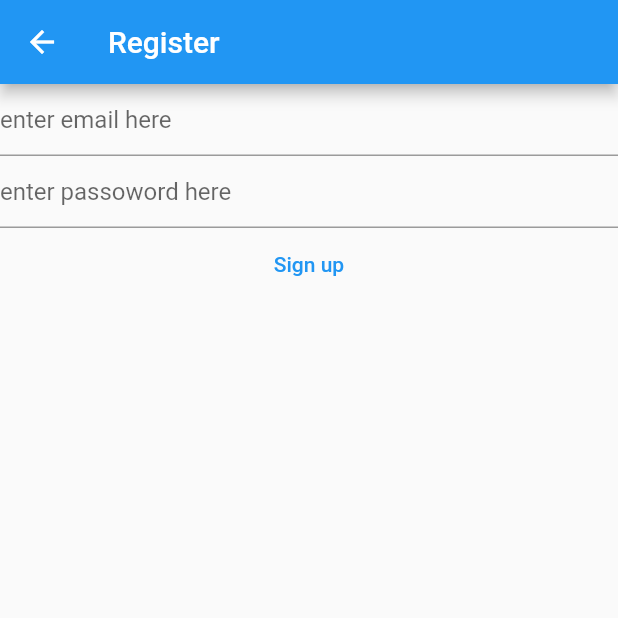
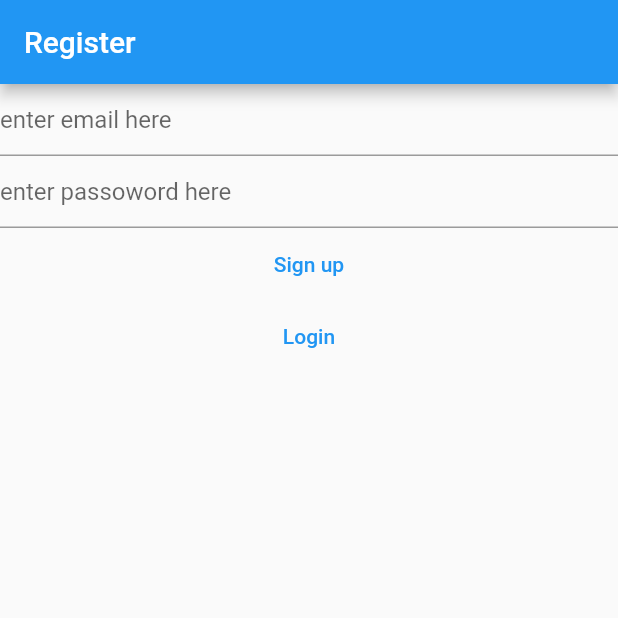
Before and after one commit to Sandi2156/Flutter-Notes, a Flutter app: the RegisterView screen opened directly, on a phone screen of 412 x 824 dp, the top half of it. Run offline on Flutter 3.47's test engine with Material 2 defaults, Android fonts, the phone set to English and light mode, and no system bars; our stand-ins replace firebase_auth, firebase_core; accounts and stored records are empty.

Commit message:
added link between login and register view

```diff
--- a/lib/views/RegisterView.dart
+++ b/lib/views/RegisterView.dart
@@ -31,25 +31,14 @@ class _RegisterViewState extends State<RegisterView> {
   @override
   Widget build(BuildContext context) {
     return Scaffold(
-        appBar: AppBar(
-          title: const Text("Register"),
-        ),
-        body: FutureBuilder(
-          future: Firebase.initializeApp(
-            options: DefaultFirebaseOptions.currentPlatform,
-          ),
-          builder: (context, snapshot) {
-            switch (snapshot.connectionState) {
-              case ConnectionState.done:
-                return Center(
-                  child: Column(
+      appBar: AppBar(title: const Text("Register")),
+      body: Column(
         children: [
           TextField(
             controller: _email,
             enableSuggestions: false,
             autocorrect: false,
-                        decoration:
-                            const InputDecoration(hintText: "enter email here"),
+            decoration: const InputDecoration(hintText: "enter email here"),
           ),
           TextField(
             controller: _password,
@@ -57,8 +46,7 @@ class _RegisterViewState extends State<RegisterView> {
             enableSuggestions: false,
             autocorrect: false,
             keyboardType: TextInputType.emailAddress,
-                        decoration: const InputDecoration(
-                            hintText: "enter passoword here"),
+            decoration: const InputDecoration(hintText: "enter passoword here"),
           ),
           TextButton(
             onPressed: () async {
@@ -76,12 +64,14 @@ class _RegisterViewState extends State<RegisterView> {
             },
             child: const Text("Sign up"),
           ),
+          TextButton(
+              onPressed: () => {
+                    Navigator.of(context)
+                        .pushNamedAndRemoveUntil("/login/", (route) => false)
+                  },
+              child: const Text("Login"))
         ],
       ),
     );
   }
-            return const Text("Loading...");
-          },
-        ));
 }
-}
```
Also changed, not shown: lib/main.dart (+10 -14 lines), lib/views/LoginView.dart (+10 -20 lines), lib/views/VerifyEmailView.dart (added, +31 -0 lines). Lines whose indentation alone changed are shown as unchanged.
